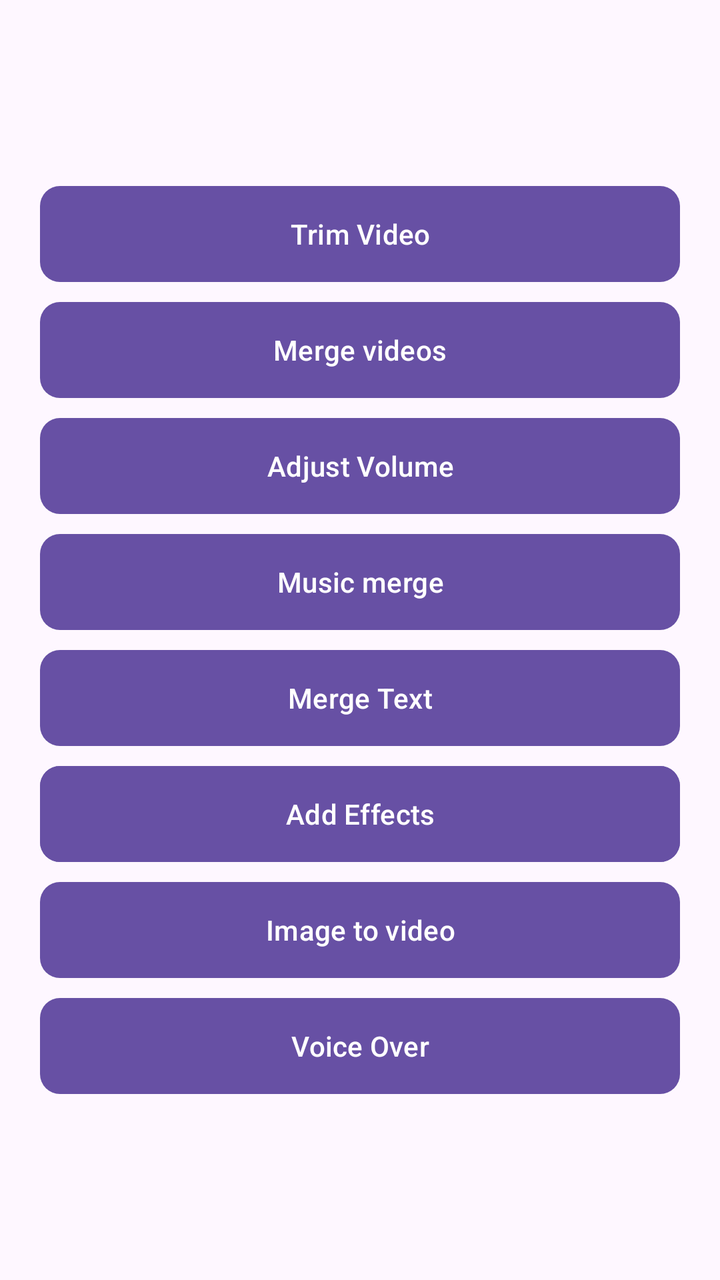
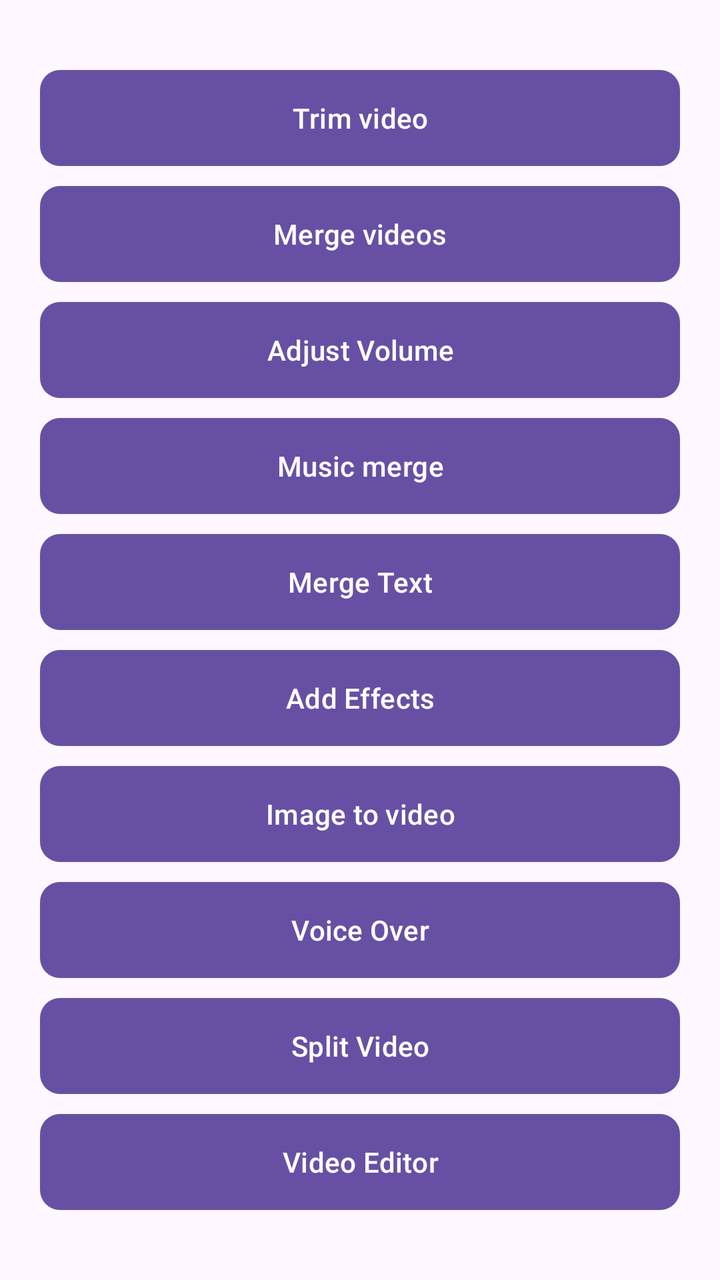

Two renders of the same Android screen: before a commit and after it. Below are the layout's source before the change and the commit's diff.
<!-- AndroidManifest.xml: application theme Theme.Media3 -->
<!-- res/layout/activity_navigate.xml -->
<?xml version="1.0" encoding="utf-8"?>
<androidx.constraintlayout.widget.ConstraintLayout xmlns:android="http://schemas.android.com/apk/res/android"
    xmlns:app="http://schemas.android.com/apk/res-auto"
    xmlns:tools="http://schemas.android.com/tools"
    android:id="@+id/main"
    android:layout_width="match_parent"
    android:layout_height="match_parent"
    tools:context=".NavigateActivity">


    <androidx.constraintlayout.widget.ConstraintLayout
        android:layout_width="match_parent"
        android:layout_height="wrap_content"
        app:layout_constraintBottom_toBottomOf="parent"
        app:layout_constraintEnd_toEndOf="parent"
        android:padding="20dp"
        app:layout_constraintStart_toStartOf="parent"
        app:layout_constraintTop_toTopOf="parent">


        <Button
            android:id="@+id/trimAudioBtn"
            android:layout_width="match_parent"
            android:layout_height="wrap_content"
            android:background="@drawable/button_layout"
            android:text="Trim Video"
            app:layout_constraintEnd_toEndOf="parent"
            app:layout_constraintStart_toStartOf="parent"
            app:layout_constraintTop_toTopOf="parent" />

        <Button
            android:id="@+id/mergeBtn"
            android:layout_width="match_parent"
            android:layout_height="wrap_content"
            android:text="Merge videos"
            android:background="@drawable/button_layout"

            android:layout_marginTop="10dp"
            app:layout_constraintEnd_toEndOf="parent"
            app:layout_constraintStart_toStartOf="parent"
            app:layout_constraintTop_toBottomOf="@+id/trimAudioBtn" />

        <Button
            android:id="@+id/adjustVolumeBtn"
            android:layout_width="match_parent"
            android:layout_height="wrap_content"
            android:layout_marginTop="10dp"
            android:background="@drawable/button_layout"

            android:text="Adjust Volume"
            app:layout_constraintEnd_toEndOf="parent"
            app:layout_constraintStart_toStartOf="parent"
            app:layout_constraintTop_toBottomOf="@+id/mergeBtn" />

        <Button
            android:id="@+id/mergeMusicBtn"
            android:layout_width="match_parent"
            android:layout_height="wrap_content"
            android:background="@drawable/button_layout"
            android:layout_marginTop="10dp"
            android:text="Music merge"
            app:layout_constraintEnd_toEndOf="parent"
            app:layout_constraintStart_toStartOf="parent"
            app:layout_constraintTop_toBottomOf="@+id/adjustVolumeBtn" />

        <Button
            android:id="@+id/addTextBtn"
            android:layout_width="match_parent"
            android:background="@drawable/button_layout"
            android:layout_height="wrap_content"
            android:text="Merge Text"
            android:layout_marginTop="10dp"
            app:layout_constraintEnd_toEndOf="parent"
            app:layout_constraintStart_toStartOf="parent"
            app:layout_constraintTop_toBottomOf="@+id/mergeMusicBtn" />


        <Button
            android:id="@+id/splitVideoBtn"
            android:layout_width="match_parent"
            android:layout_height="wrap_content"
            android:text="Split Video"
            android:background="@drawable/button_layout"
            android:layout_marginTop="10dp"
            app:layout_constraintEnd_toEndOf="parent"
            app:layout_constraintStart_toStartOf="parent"
            app:layout_constraintTop_toBottomOf="@+id/addTextBtn" />


        <Button
            android:id="@+id/effectsBtn"
            android:layout_width="match_parent"
            android:layout_height="wrap_content"
            android:layout_marginTop="10dp"
            android:background="@drawable/button_layout"
            android:text="Add Effects"
            app:layout_constraintEnd_toEndOf="parent"
            app:layout_constraintStart_toStartOf="parent"
            app:layout_constraintTop_toBottomOf="@+id/addTextBtn" />

        <Button
            android:id="@+id/imageToVideoBtn"
            android:layout_width="match_parent"
            android:layout_height="wrap_content"
            android:layout_marginTop="10dp"
            android:background="@drawable/button_layout"
            android:text="Image to video"
            app:layout_constraintTop_toBottomOf="@+id/effectsBtn"
            tools:layout_editor_absoluteX="20dp" />


        <Button
            android:id="@+id/voiceOverBtn"
            android:layout_width="match_parent"
            android:layout_height="wrap_content"
            android:layout_marginTop="10dp"
            android:background="@drawable/button_layout"
            android:text="@string/voice_over"
            app:layout_constraintTop_toBottomOf="@+id/imageToVideoBtn"/>



    </androidx.constraintlayout.widget.ConstraintLayout>


</androidx.constraintlayout.widget.ConstraintLayout>
<!-- resources referenced by this layout -->
<resources>
  <!-- drawable button_layout (drawable) -->
  <?xml version="1.0" encoding="utf-8"?>
  <shape xmlns:android="http://schemas.android.com/apk/res/android"
      android:shape="rectangle">
  
      
  
      <solid android:color="@color/white"/>
  
      <corners android:radius="10dp" />
  
  </shape>
  <string name="voice_over">Voice Over</string>
  <style name="Theme.Media3" parent="Base.Theme.Media3" />
  <color name="white">#FFFFFFFF</color>
  <style name="Base.Theme.Media3" parent="Theme.Material3.DayNight.NoActionBar">
          
          
  
      </style>
</resources>

<!-- the commit's change to res/layout/activity_navigate.xml (unified diff, before → after) -->
@@ -5,7 +5,7 @@
     android:id="@+id/main"
     android:layout_width="match_parent"
     android:layout_height="match_parent"
-    tools:context=".NavigateActivity">
+    tools:context=".activities.NavigateActivity">
 
 
     <androidx.constraintlayout.widget.ConstraintLayout
@@ -23,7 +23,7 @@
             android:layout_width="match_parent"
             android:layout_height="wrap_content"
             android:background="@drawable/button_layout"
-            android:text="Trim Video"
+            android:text="@string/trim_video"
             app:layout_constraintEnd_toEndOf="parent"
             app:layout_constraintStart_toStartOf="parent"
             app:layout_constraintTop_toTopOf="parent" />
@@ -32,9 +32,8 @@
             android:id="@+id/mergeBtn"
             android:layout_width="match_parent"
             android:layout_height="wrap_content"
-            android:text="Merge videos"
+            android:text="@string/merge_videos"
             android:background="@drawable/button_layout"
-
             android:layout_marginTop="10dp"
             app:layout_constraintEnd_toEndOf="parent"
             app:layout_constraintStart_toStartOf="parent"
@@ -46,8 +45,7 @@
             android:layout_height="wrap_content"
             android:layout_marginTop="10dp"
             android:background="@drawable/button_layout"
-
-            android:text="Adjust Volume"
+            android:text="@string/adjust_volume"
             app:layout_constraintEnd_toEndOf="parent"
             app:layout_constraintStart_toStartOf="parent"
             app:layout_constraintTop_toBottomOf="@+id/mergeBtn" />
@@ -58,7 +56,7 @@
             android:layout_height="wrap_content"
             android:background="@drawable/button_layout"
             android:layout_marginTop="10dp"
-            android:text="Music merge"
+            android:text="@string/music_merge"
             app:layout_constraintEnd_toEndOf="parent"
             app:layout_constraintStart_toStartOf="parent"
             app:layout_constraintTop_toBottomOf="@+id/adjustVolumeBtn" />
@@ -68,7 +66,7 @@
             android:layout_width="match_parent"
             android:background="@drawable/button_layout"
             android:layout_height="wrap_content"
-            android:text="Merge Text"
+            android:text="@string/merge_text"
             android:layout_marginTop="10dp"
             app:layout_constraintEnd_toEndOf="parent"
             app:layout_constraintStart_toStartOf="parent"
@@ -79,12 +77,12 @@
             android:id="@+id/splitVideoBtn"
             android:layout_width="match_parent"
             android:layout_height="wrap_content"
-            android:text="Split Video"
+            android:text="@string/split_video"
             android:background="@drawable/button_layout"
             android:layout_marginTop="10dp"
             app:layout_constraintEnd_toEndOf="parent"
             app:layout_constraintStart_toStartOf="parent"
-            app:layout_constraintTop_toBottomOf="@+id/addTextBtn" />
+            app:layout_constraintTop_toBottomOf="@+id/voiceOverBtn" />
 
 
         <Button
@@ -93,7 +91,7 @@
             android:layout_height="wrap_content"
             android:layout_marginTop="10dp"
             android:background="@drawable/button_layout"
-            android:text="Add Effects"
+            android:text="@string/add_effects"
             app:layout_constraintEnd_toEndOf="parent"
             app:layout_constraintStart_toStartOf="parent"
             app:layout_constraintTop_toBottomOf="@+id/addTextBtn" />
@@ -104,7 +102,7 @@
             android:layout_height="wrap_content"
             android:layout_marginTop="10dp"
             android:background="@drawable/button_layout"
-            android:text="Image to video"
+            android:text="@string/image_to_video"
             app:layout_constraintTop_toBottomOf="@+id/effectsBtn"
             tools:layout_editor_absoluteX="20dp" />
 
@@ -119,6 +117,16 @@
             app:layout_constraintTop_toBottomOf="@+id/imageToVideoBtn"/>
 
 
+        <Button
+            android:id="@+id/videoEditorBtn"
+            android:layout_width="match_parent"
+            android:layout_height="wrap_content"
+            android:layout_marginTop="10dp"
+            android:background="@drawable/button_layout"
+            android:text="Video Editor"
+            app:layout_constraintTop_toBottomOf="@+id/splitVideoBtn"/>
+
+
 
     </androidx.constraintlayout.widget.ConstraintLayout>
 
<!-- resource entries referenced after the edit -->
@@ -12,6 +12,14 @@
       <corners android:radius="10dp" />
   
   </shape>
+  <string name="add_effects">Add Effects</string>
+  <string name="adjust_volume">Adjust Volume</string>
+  <string name="image_to_video">Image to video</string>
+  <string name="merge_text">Merge Text</string>
+  <string name="merge_videos">Merge videos</string>
+  <string name="music_merge">Music merge</string>
+  <string name="split_video">Split Video</string>
+  <string name="trim_video">Trim video</string>
   <string name="voice_over">Voice Over</string>
   <style name="Theme.Media3" parent="Base.Theme.Media3" />
   <color name="white">#FFFFFFFF</color>
